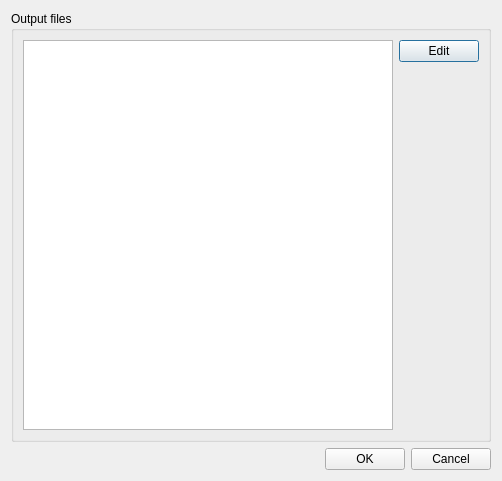
hroest/flaming-archer, file include/OpenMS/VISUAL/DIALOGS/UIC/TOPPASOutputFilesDialog.ui: the form before one commit.
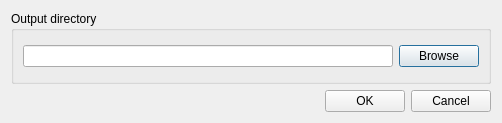
The form after the commit.

```diff
--- a/include/OpenMS/VISUAL/DIALOGS/UIC/TOPPASOutputFilesDialog.ui
+++ b/include/OpenMS/VISUAL/DIALOGS/UIC/TOPPASOutputFilesDialog.ui
@@ -7,7 +7,7 @@
     <x>0</x>
     <y>0</y>
     <width>502</width>
-    <height>481</height>
+    <height>123</height>
    </rect>
   </property>
   <property name="windowTitle">
@@ -17,40 +17,19 @@
    <item>
     <widget class="QGroupBox" name="groupBox">
      <property name="title">
-      <string>Output files</string>
+      <string>Output directory</string>
      </property>
      <layout class="QHBoxLayout" name="horizontalLayout_3">
       <item>
-       <widget class="QListWidget" name="output_file_list">
-        <property name="selectionMode">
-         <enum>QAbstractItemView::ExtendedSelection</enum>
+       <widget class="QLineEdit" name="line_edit"/>
+      </item>
+      <item>
+       <widget class="QPushButton" name="browse_button">
+        <property name="text">
+         <string>Browse</string>
         </property>
        </widget>
       </item>
-      <item>
-       <layout class="QVBoxLayout" name="verticalLayout">
-        <item>
-         <widget class="QPushButton" name="edit_button">
-          <property name="text">
-           <string>Edit</string>
-          </property>
-         </widget>
-        </item>
-        <item>
-         <spacer name="verticalSpacer">
-          <property name="orientation">
-           <enum>Qt::Vertical</enum>
-          </property>
-          <property name="sizeHint" stdset="0">
-           <size>
-            <width>20</width>
-            <height>40</height>
-           </size>
-          </property>
-         </spacer>
-        </item>
-       </layout>
-      </item>
      </layout>
     </widget>
    </item>
```
Left out of the diff: 2 changed lines with no effect on the pictures.
